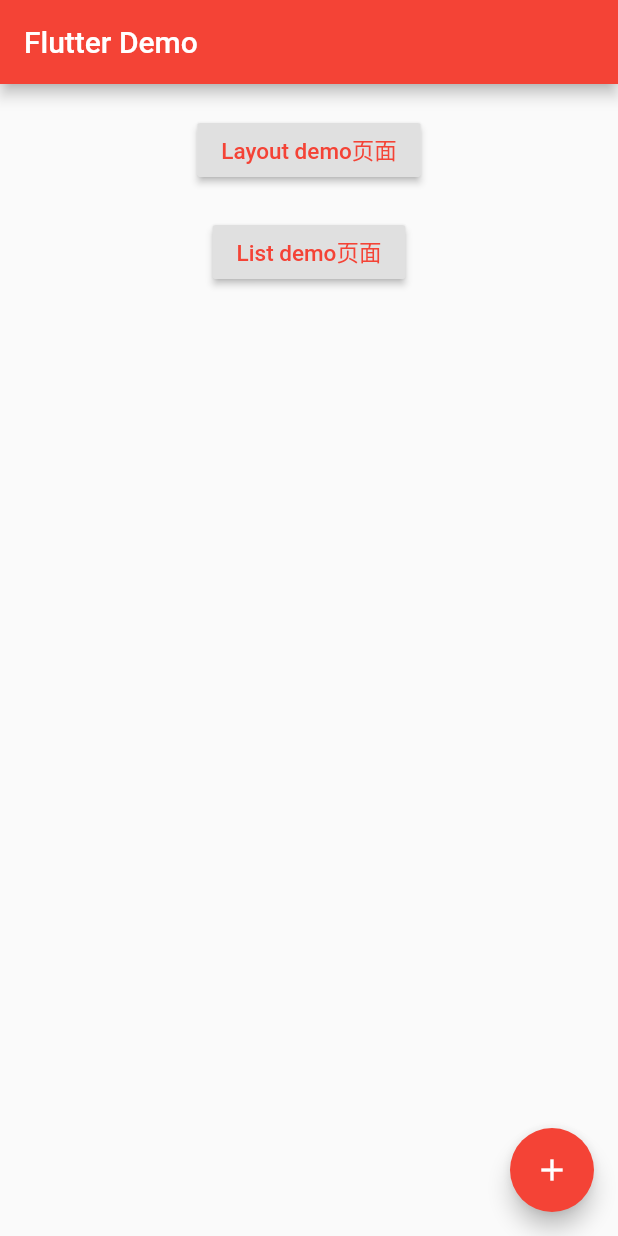
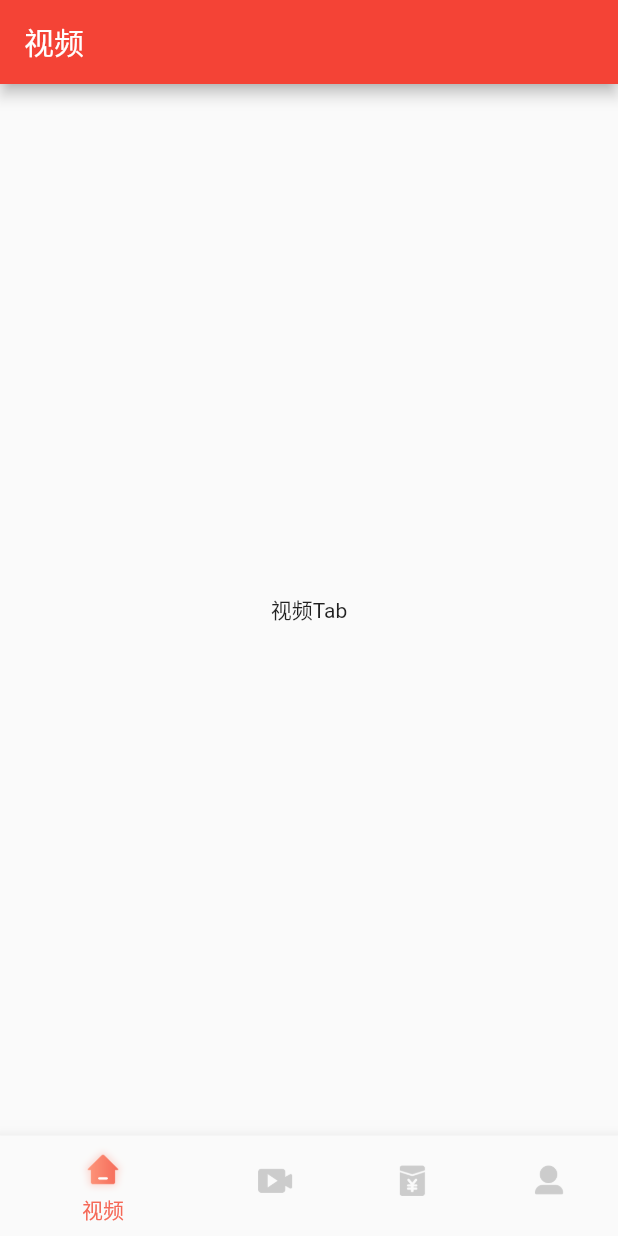
Before and after one commit to MarkMjw/oasis_flutter, a Flutter app: the screen it shows after launch, on a phone screen of 412 x 824 dp. Run offline on Flutter 3.47's test engine with Material 2 defaults, Android fonts, the phone set to English and light mode, and no system bars.

Commit message:
搭建框架。

```diff
--- /dev/null
+++ b/lib/config/color_config.dart
@@ -0,0 +1,13 @@
+import 'package:flutter/material.dart';
+
+class ColorConfig {
+  static Color colorPrimary = Color(0xFFF56958);
+  static Color colorPrimaryDark = Color(0xFFF56958);
+  static Color colorPrimaryAccent = Color(0xFFF56958);
+  static Color colorText1 = Color(0XFF4C4C4C);
+  static Color colorText2 = Color(0xFF67727B);
+  static Color colorText3 = Color(0xFF8A9AA9);
+  static Color colorWindowBackground = Color(0xFFEDEDED);
+  static Color colorContentBackground = Color(0xFFFFFFFF);
+  static Color colorDivider = Color(0xFFEDEDED);
+}
--- a/lib/main.dart
+++ b/lib/main.dart
@@ -1,6 +1,5 @@
 import 'package:flutter/material.dart';
-import 'package:flutter_app/demo_layout.dart';
-import 'package:flutter_app/demo_list.dart';
+import 'package:flutter_app/page/main_page.dart';
 
 void main() => runApp(new MyApp());
 
@@ -16,74 +15,6 @@
           primaryColorDark: Colors.red,
           primaryColor: Colors.red,
         ),
-      home: new MyHomePage(title: 'Flutter Demo'),
-    );
+        home: new MainPage());
   }
 }
-
-class MyHomePage extends StatefulWidget {
-  MyHomePage({Key key, this.title}) : super(key: key);
-
-  final String title;
-
-  @override
-  _MyHomePageState createState() => new _MyHomePageState();
-}
-
-class _MyHomePageState extends State<MyHomePage> {
-  int _counter = 0;
-
-  void _incrementCounter() {
-    setState(() {
-      _counter++;
-      print(_counter);
-    });
-  }
-
-  @override
-  Widget build(BuildContext context) {
-    return new Scaffold(
-      appBar: new AppBar(
-        title: new Text(widget.title),
-      ),
-      body: new Center(
-        child: new Column(
-          mainAxisAlignment: MainAxisAlignment.start,
-          children: <Widget>[
-            new Container(
-              margin: EdgeInsets.only(top: 20.0),
-              child: new RaisedButton(
-                child: Text("Layout demo页面",
-                    style: new TextStyle(fontSize: 15.0, color: Colors.red)),
-                onPressed: () {
-                  Navigator.push(
-                      context,
-                      new MaterialPageRoute(
-                          builder: (context) => new DemoLayout()));
-                },
-              ),
-            ),
-            new Container(
-              margin: EdgeInsets.only(top: 20.0),
-              child: new RaisedButton(
-                child: Text("List demo页面",
-                    style: new TextStyle(fontSize: 15.0, color: Colors.red)),
-                onPressed: () {
-                  Navigator.push(
-                      context,
-                      new MaterialPageRoute(
-                          builder: (context) => new DemoList()));
-                },
-              ),
-            ),
-          ],
-        ),
-      ),
-      floatingActionButton: new FloatingActionButton(
-        onPressed: _incrementCounter,
-        tooltip: 'Increment',
-        child: new Icon(Icons.add),
-      ), // This trailing comma makes auto-formatting nicer for build methods.
-    );
-  }
-}
--- a/lib/demo_list.dart
+++ b/lib/page/demo_list_page.dart
@@ -5,7 +5,7 @@
 
 class DemoList extends StatefulWidget {
   @override
-  createState() => _ContentListState();
+  _ContentListState createState() => _ContentListState();
 }
 
 class _ContentListState extends State<DemoList> {
--- /dev/null
+++ b/lib/page/main_page.dart
@@ -0,0 +1,103 @@
+import 'package:flutter/material.dart';
+import 'package:flutter_app/config/color_config.dart';
+import 'package:flutter_app/page/mine_page.dart';
+import 'package:flutter_app/page/money_page.dart';
+import 'package:flutter_app/page/story_page.dart';
+import 'package:flutter_app/page/video_page.dart';
+
+class MainPage extends StatefulWidget {
+  @override
+  _MainPageState createState() => _MainPageState();
+}
+
+class _MainPageState extends State<MainPage> {
+  int _tabIndex = 0;
+  var tabTitles;
+  var tabImages;
+
+  var _pages;
+  var pageController;
+
+  @override
+  void initState() {
+    initTab();
+    super.initState();
+  }
+
+  @override
+  Widget build(BuildContext context) {
+    return Scaffold(
+      body: PageView(
+        controller: pageController,
+        physics: NeverScrollableScrollPhysics(),
+        children: <Widget>[
+          _pages[0],
+          _pages[1],
+          _pages[2],
+          _pages[3],
+        ],
+      ),
+      bottomNavigationBar: BottomNavigationBar(
+        items: <BottomNavigationBarItem>[
+          BottomNavigationBarItem(icon: getTabIcon(0), title: getTabText(0)),
+          BottomNavigationBarItem(icon: getTabIcon(1), title: getTabText(1)),
+          BottomNavigationBarItem(icon: getTabIcon(2), title: getTabText(2)),
+          BottomNavigationBarItem(icon: getTabIcon(3), title: getTabText(3)),
+        ],
+        currentIndex: _tabIndex,
+        fixedColor: ColorConfig.colorPrimary,
+        onTap: (index) {
+          setState(() {
+            _tabIndex = index;
+          });
+          pageController.jumpToPage(_tabIndex);
+        },
+      ),
+    );
+  }
+
+  Widget getTabIcon(int curIndex) {
+    var image;
+    if (curIndex == _tabIndex) {
+      image = tabImages[curIndex][1];
+    } else {
+      image = tabImages[curIndex][0];
+    }
+    return Center(child: image);
+  }
+
+  Color getTabTextColor(int curIndex) {
+    var color;
+    if (curIndex == _tabIndex) {
+      color = ColorConfig.colorPrimary;
+    } else {
+      color = Color(0x80000000);
+    }
+    return color;
+  }
+
+  Widget getTabText(int curIndex) {
+    return Text(
+      tabTitles[curIndex],
+      style: TextStyle(
+        color: getTabTextColor(curIndex),
+      ),
+    );
+  }
+
+  void initTab() {
+    tabTitles = ['视频', '故事', '钱包', '我的'];
+    tabImages = [
+      [getTabImage('assets/images/video.png'), getTabImage('assets/images/video_selected.png')],
+      [getTabImage('assets/images/story.png'), getTabImage('assets/images/story_selected.png')],
+      [getTabImage('assets/images/money.png'), getTabImage('assets/images/money_selected.png')],
+      [getTabImage('assets/images/mine.png'), getTabImage('assets/images/mine_selected.png')],
+    ];
+    _pages = [VideoPage(), StoryPage(), MoneyPage(), MinePage()];
+    pageController = PageController(initialPage: _tabIndex);
+  }
+
+  Image getTabImage(path) {
+    return new Image.asset(path, width: 32.0, height: 32.0);
+  }
+}
--- /dev/null
+++ b/lib/page/video_page.dart
@@ -0,0 +1,19 @@
+import 'package:flutter/material.dart';
+
+class VideoPage extends StatefulWidget {
+  @override
+  _VideoPageState createState() => _VideoPageState();
+}
+
+class _VideoPageState extends State<VideoPage> {
+  @override
+  Widget build(BuildContext context) {
+    return Scaffold(
+        appBar: AppBar(
+          title: Text("视频"),
+        ),
+        body: Center(
+          child: Text("视频Tab"),
+        ));
+  }
+}
```
Also changed, not shown: lib/page/demo_page.dart (added, +62 -0 lines), lib/page/mine_page.dart (added, +19 -0 lines), lib/page/money_page.dart (added, +19 -0 lines), lib/page/story_page.dart (added, +19 -0 lines), pubspec.yaml (+20 -11 lines), assets/images/mine.png (added), assets/images/mine_selected.png (added), assets/images/money.png (added), assets/images/money_selected.png (added), assets/images/story.png (added), assets/images/story_selected.png (added), assets/images/video.png (added), assets/images/video_selected.png (added), lib/page/demo_layout_page.dart (renamed from lib/demo_layout.dart), 6 other files. Lines whose indentation alone changed are shown as unchanged.
